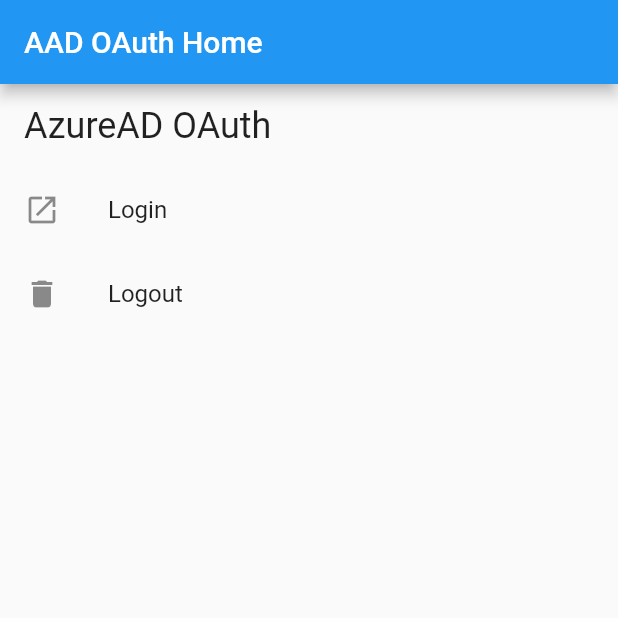
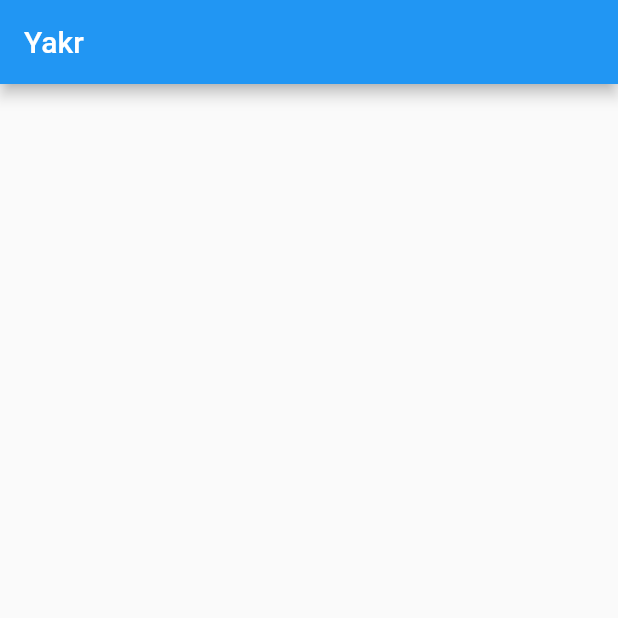
Before and after one commit to nel-sam/yakr, a Flutter app: the screen it shows after launch, on a phone screen of 412 x 824 dp, the top half of it. Run offline on Flutter 3.47's test engine with Material 2 defaults, Android fonts, the phone set to English and light mode, and no system bars; missing offline and left inert: aad_oauth.

Commit message:
Cleanup and structuring

```diff
--- a/lib/main.dart
+++ b/lib/main.dart
@@ -1,116 +1,6 @@
-import 'package:aad_oauth/aad_oauth.dart';
-import 'package:aad_oauth/model/config.dart';
 import 'package:flutter/material.dart';
+import 'src/app.dart';
 
-void main() => runApp(new MyApp());
-
-class MyApp extends StatefulWidget {
-  @override
-  _MyAppState createState() => new _MyAppState();
+void main() {
+  runApp(App());
 }
-
-class _MyAppState extends State<MyApp> {
-  @override
-  initState() {
-    super.initState();
-  }
-
-  @override
-  Widget build(BuildContext context) {
-    return new MaterialApp(
-      title: 'AAD OAuth Demo',
-      theme: new ThemeData(
-        primarySwatch: Colors.blue,
-      ),
-      home: new MyHomePage(title: 'AAD OAuth Home'),
-    );
-  }
-}
-
-class MyHomePage extends StatefulWidget {
-  MyHomePage({Key key, this.title}) : super(key: key);
-  final String title;
-
-  @override
-  _MyHomePageState createState() => new _MyHomePageState();
-}
-
-class _MyHomePageState extends State<MyHomePage> {
-  static String azureClientId = "d0fc0aa6-c341-464c-992f-64e571b9c17a";
-  static String azureTenant = "29fa8797-b4ea-49ca-aa2b-443d88286ed1";
-
-  static final Config config = new Config(
-    azureTenant,
-    azureClientId,
-    "openid profile offline_access",
-    "https://login.live.com/oauth20_desktop.srf",);
-
-  final AadOAuth oauth = AadOAuth(config);
-
-  Widget build(BuildContext context) {
-    // adjust window size for browser login
-    var screenSize = MediaQuery.of(context).size;
-    var rectSize =  Rect.fromLTWH(0.0, 25.0, screenSize.width, screenSize.height - 25);
-    oauth.setWebViewScreenSize(rectSize);
-
-    return new Scaffold(
-      appBar: new AppBar(
-        title: new Text(widget.title),
-      ),
-      body: ListView(
-        children: <Widget>[
-          ListTile(
-            title: Text(
-              "AzureAD OAuth",
-              style: Theme.of(context).textTheme.headline,
-            ),
-          ),
-          ListTile(
-            leading: Icon(Icons.launch),
-            title: Text('Login'),
-            onTap: () {
-              login();
-            },
-          ),
-          ListTile(
-            leading: Icon(Icons.delete),
-            title: Text('Logout'),
-            onTap: () {
-              logout();
-            },
-          ),
-        ],
-      ),
-    );
-  }
-
-  void showError(dynamic ex) {
-    showMessage(ex.toString());
-  }
-
-  void showMessage(String text) {
-    var alert = new AlertDialog(content: new Text(text), actions: <Widget>[
-      new FlatButton(
-          child: const Text("Ok"),
-          onPressed: () {
-            Navigator.pop(context);
-          })
-    ]);
-    showDialog(context: context, builder: (BuildContext context) => alert);
-  }
-
-  void login() async {
-    try {
-      await oauth.login();
-      String accessToken = await oauth.getAccessToken();
-      showMessage("Logged in successfully, your access token: $accessToken");
-    } catch (e) {
-      showError(e);
-    }
-  }
-
-  void logout() async {
-    await oauth.logout();
-    showMessage("Logged out");
-  }
-}
--- /dev/null
+++ b/lib/src/app.dart
@@ -0,0 +1,45 @@
+import 'package:flutter/material.dart';
+
+void main() => runApp(new App());
+
+class App extends StatefulWidget {
+  @override
+  _AppState createState() => new _AppState();
+}
+
+class _AppState extends State<App> {
+  @override
+  initState() {
+    super.initState();
+  }
+
+  @override
+  Widget build(BuildContext context) {
+    return new MaterialApp(
+      title: 'Yakr',
+      theme: new ThemeData(
+        primarySwatch: Colors.blue,
+      ),
+      home: new MyHomePage(title: 'Yakr'),
+    );
+  }
+}
+
+class MyHomePage extends StatefulWidget {
+  MyHomePage({Key key, this.title}) : super(key: key);
+  final String title;
+
+  @override
+  _MyHomePageState createState() => new _MyHomePageState();
+}
+
+class _MyHomePageState extends State<MyHomePage> {
+  Widget build(BuildContext context) {
+    return new Scaffold(
+      appBar: new AppBar(
+        title: new Text(widget.title),
+      ),
+      body: Container()
+    );
+  }
+}
```
Also changed, not shown: lib/src/providers/auth_provider.dart (added, +32 -0 lines).
